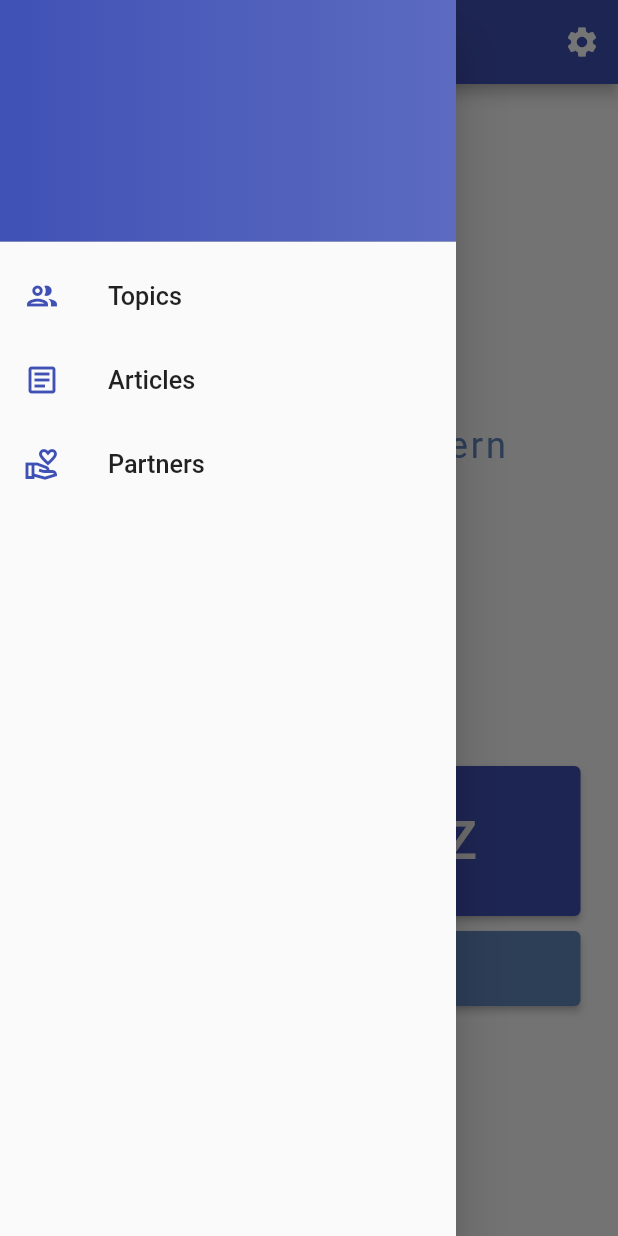
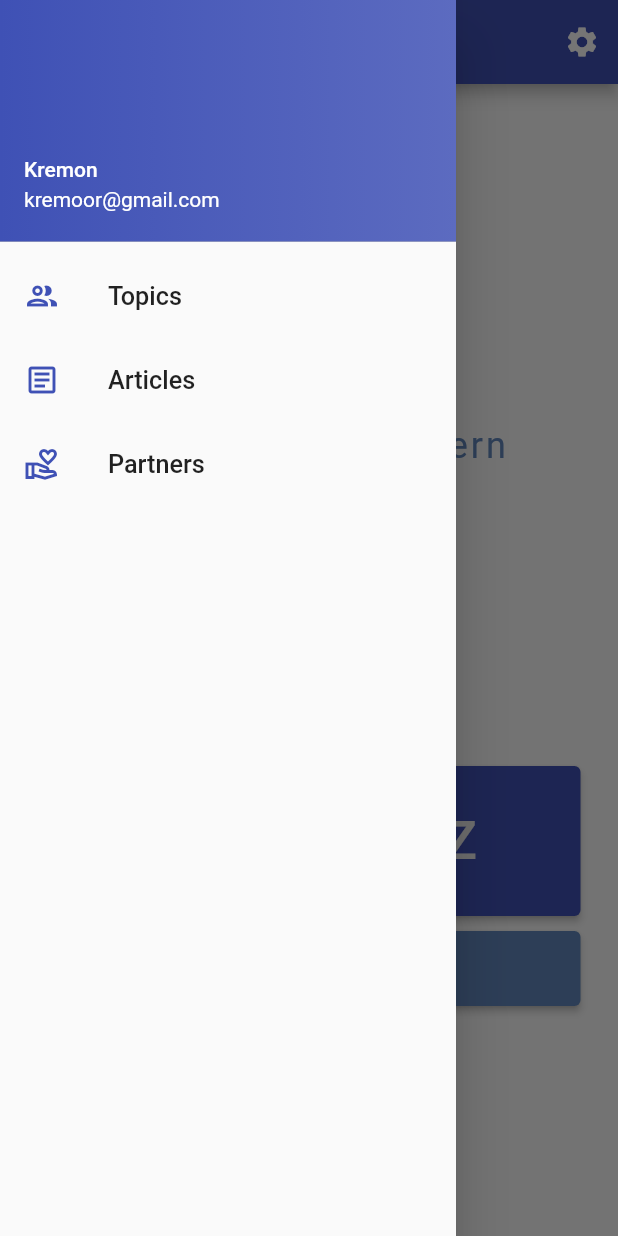
Before and after one commit to damnmicrowave/HnH, a Flutter app: the HomePage screen opened by its route, with the side drawer open, on a phone screen of 412 x 824 dp. Run offline on Flutter 3.47's test engine with Material 2 defaults, Android fonts, the phone set to English and light mode, and no system bars; our stand-ins replace equatable, flutter_bloc, flutter_spinkit, flutter_svg, shared_preferences; accounts and stored records are empty.

```diff
--- a/app/lib/models/threads.dart
+++ b/app/lib/models/threads.dart
@@ -1,4 +1,3 @@
-import 'package:hack_n_heal/models/topics.dart';
 import 'package:hack_n_heal/models/user.dart';
 
 class ThreadsModel {
@@ -18,21 +17,18 @@ class Thread {
     required this.id,
     required this.name,
     required this.datetime,
-    required this.topic,
     required this.author,
   });
 
   String id;
   String name;
   int datetime;
-  Topic topic;
   UserModel author;
 
   factory Thread.fromJson(Map<String, dynamic> json) => Thread(
     id: json["id"],
     name: json["name"],
     datetime: json["datetime"],
-    topic: Topic.fromJson(json["topic"]),
-    author: UserModel.fromJson(json["author"]),
+    author: UserModel.fromJson(json["user"]),
   );
 }
--- a/app/lib/services/api.dart
+++ b/app/lib/services/api.dart
@@ -76,6 +76,8 @@ class Api {
   }
 
   Future<ThreadsModel?> loadThreads(String topicId) async {
+    print(topicId);
+    print('keks !');
     final uri = Uri.parse(baseUrl + 'community/threads?topicId=$topicId');
     var response = await client.get(uri);
     final success = response.statusCode == 200;
--- a/app/lib/widgets/user.dart
+++ b/app/lib/widgets/user.dart
@@ -1,6 +1,5 @@
 import 'package:flutter/material.dart';
 import 'package:hack_n_heal/models/user.dart';
-import 'package:hack_n_heal/services/api.dart';
 import 'package:hack_n_heal/uikit/colors.dart';
 
 
@@ -14,13 +13,13 @@ class User extends StatefulWidget {
 class _UserState extends State<User> {
   UserModel? user;
 
-  @override
-  void initState() {
-    super.initState();
-    setState(() async {
-      user = await api.me();
-    });
-  }
+  // @override
+  // void initState() {
+  //   super.initState();
+  //   setState(() async {
+  //     user = await api.me();
+  //   });
+  // }
 
   @override
   Widget build(BuildContext context) {
@@ -32,8 +31,9 @@ class _UserState extends State<User> {
           gradient: LinearGradient(
               colors: [const AppColors().primaryColor(), Colors.indigo[400]!]),
         ),
-        accountName: Text(user?.username == null ? "" : user!.username),
-        accountEmail: const Text(""),
+        // accountName: Text(user?.username == null ? "" : user!.username),
+        accountName: const Text('Kremon'),
+        accountEmail: const Text("kremoor@gmail.com"),
       ),
       padding: EdgeInsets.zero,
     );
```
Also changed, not shown: app/lib/widgets/thread/thread_card.dart (+7 -7 lines).
